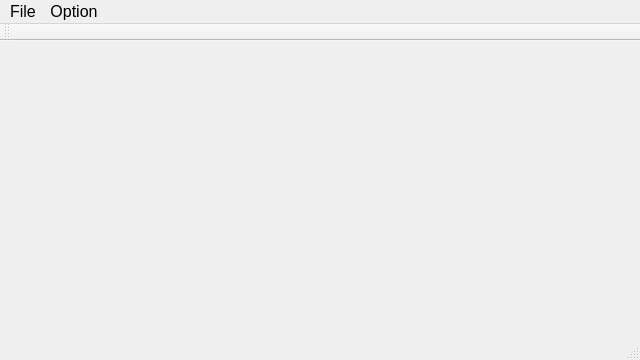
Qt form HLU/RobotGUI/cmainwindow.ui (Myzhar/RoboController) before a commit.
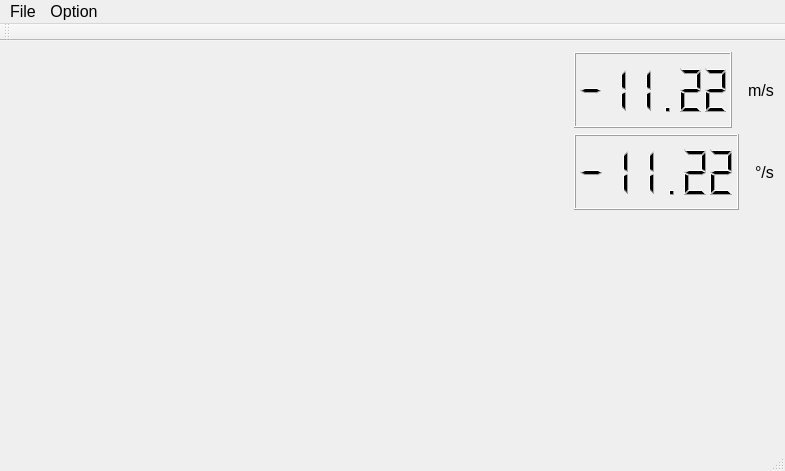
The same form after that commit. Icons and pictures are not drawn. Custom widgets are drawn as their Qt base class.

What changed in the file:
```diff
--- a/HLU/RobotGUI/cmainwindow.ui
+++ b/HLU/RobotGUI/cmainwindow.ui
@@ -6,8 +6,8 @@
    <rect>
     <x>0</x>
     <y>0</y>
-    <width>640</width>
-    <height>360</height>
+    <width>785</width>
+    <height>471</height>
    </rect>
   </property>
   <property name="font">
@@ -24,54 +24,7 @@
   </property>
   <widget class="QWidget" name="centralWidget">
    <layout class="QGridLayout" name="gridLayout">
-    <property name="leftMargin">
-     <number>0</number>
-    </property>
-    <property name="topMargin">
-     <number>0</number>
-    </property>
-    <property name="rightMargin">
-     <number>0</number>
-    </property>
-    <property name="bottomMargin">
-     <number>0</number>
-    </property>
-    <property name="spacing">
-     <number>0</number>
-    </property>
-    <item row="1" column="1">
-     <widget class="CQtJoypad" name="widget_joypad" native="true">
-      <property name="minimumSize">
-       <size>
-        <width>200</width>
-        <height>200</height>
-       </size>
-      </property>
-      <property name="maximumSize">
-       <size>
-        <width>200</width>
-        <height>200</height>
-       </size>
-      </property>
-     </widget>
-    </item>
-    <item row="0" column="1">
-     <spacer name="verticalSpacer">
-      <property name="orientation">
-       <enum>Qt::Vertical</enum>
-      </property>
-      <property name="sizeType">
-       <enum>QSizePolicy::MinimumExpanding</enum>
-      </property>
-      <property name="sizeHint" stdset="0">
-       <size>
-        <width>20</width>
-        <height>20</height>
-       </size>
-      </property>
-     </spacer>
-    </item>
-    <item row="1" column="0">
+    <item row="0" column="0">
      <spacer name="horizontalSpacer">
       <property name="orientation">
        <enum>Qt::Horizontal</enum>
@@ -87,6 +40,160 @@
       </property>
      </spacer>
     </item>
+    <item row="0" column="1">
+     <layout class="QVBoxLayout" name="verticalLayout">
+      <item>
+       <layout class="QHBoxLayout" name="horizontalLayout_3">
+        <item>
+         <widget class="QLCDNumber" name="lcdNumber_fw_speed">
+          <property name="sizePolicy">
+           <sizepolicy hsizetype="Minimum" vsizetype="MinimumExpanding">
+            <horstretch>0</horstretch>
+            <verstretch>0</verstretch>
+           </sizepolicy>
+          </property>
+          <property name="digitCount">
+           <number>6</number>
+          </property>
+          <property name="value" stdset="0">
+           <double>-11.220000000000001</double>
+          </property>
+         </widget>
+        </item>
+        <item>
+         <layout class="QHBoxLayout" name="horizontalLayout">
+          <item>
+           <spacer name="horizontalSpacer_2">
+            <property name="sizePolicy">
+             <sizepolicy hsizetype="Maximum" vsizetype="Minimum">
+              <horstretch>0</horstretch>
+              <verstretch>0</verstretch>
+             </sizepolicy>
+            </property>
+            <property name="orientation">
+             <enum>Qt::Horizontal</enum>
+            </property>
+            <property name="sizeType">
+             <enum>QSizePolicy::Maximum</enum>
+            </property>
+            <property name="sizeHint" stdset="0">
+             <size>
+              <width>10</width>
+              <height>20</height>
+             </size>
+            </property>
+           </spacer>
+          </item>
+          <item>
+           <widget class="QLabel" name="label_fw_speed">
+            <property name="sizePolicy">
+             <sizepolicy hsizetype="Maximum" vsizetype="Minimum">
+              <horstretch>0</horstretch>
+              <verstretch>0</verstretch>
+             </sizepolicy>
+            </property>
+            <property name="text">
+             <string>m/s</string>
+            </property>
+           </widget>
+          </item>
+         </layout>
+        </item>
+       </layout>
+      </item>
+      <item>
+       <layout class="QHBoxLayout" name="horizontalLayout_4">
+        <item>
+         <widget class="QLCDNumber" name="lcdNumber_rot_speed">
+          <property name="sizePolicy">
+           <sizepolicy hsizetype="Minimum" vsizetype="MinimumExpanding">
+            <horstretch>0</horstretch>
+            <verstretch>0</verstretch>
+           </sizepolicy>
+          </property>
+          <property name="digitCount">
+           <number>6</number>
+          </property>
+          <property name="value" stdset="0">
+           <double>-11.220000000000001</double>
+          </property>
+         </widget>
+        </item>
+        <item>
+         <layout class="QHBoxLayout" name="horizontalLayout_2">
+          <item>
+           <spacer name="horizontalSpacer_3">
+            <property name="sizePolicy">
+             <sizepolicy hsizetype="Maximum" vsizetype="Minimum">
+              <horstretch>0</horstretch>
+              <verstretch>0</verstretch>
+             </sizepolicy>
+            </property>
+            <property name="orientation">
+             <enum>Qt::Horizontal</enum>
+            </property>
+            <property name="sizeType">
+             <enum>QSizePolicy::Maximum</enum>
+            </property>
+            <property name="sizeHint" stdset="0">
+             <size>
+              <width>10</width>
+              <height>20</height>
+             </size>
+            </property>
+           </spacer>
+          </item>
+          <item>
+           <widget class="QLabel" name="label_rot_speed">
+            <property name="sizePolicy">
+             <sizepolicy hsizetype="Maximum" vsizetype="Minimum">
+              <horstretch>0</horstretch>
+              <verstretch>0</verstretch>
+             </sizepolicy>
+            </property>
+            <property name="text">
+             <string>°/s</string>
+            </property>
+           </widget>
+          </item>
+         </layout>
+        </item>
+       </layout>
+      </item>
+      <item>
+       <spacer name="verticalSpacer">
+        <property name="orientation">
+         <enum>Qt::Vertical</enum>
+        </property>
+        <property name="sizeType">
+         <enum>QSizePolicy::Maximum</enum>
+        </property>
+        <property name="sizeHint" stdset="0">
+         <size>
+          <width>10</width>
+          <height>20</height>
+         </size>
+        </property>
+       </spacer>
+      </item>
+      <item>
+       <widget class="CQtJoypad" name="widget_joypad" native="true">
+        <property name="minimumSize">
+         <size>
+          <width>200</width>
+          <height>200</height>
+         </size>
+        </property>
+        <property name="maximumSize">
+         <size>
+          <width>200</width>
+          <height>200</height>
+         </size>
+        </property>
+       </widget>
+      </item>
+     </layout>
+    </item>
    </layout>
   </widget>
   <widget class="QMenuBar" name="menuBar">
@@ -94,7 +201,7 @@
     <rect>
      <x>0</x>
      <y>0</y>
-     <width>640</width>
+     <width>785</width>
      <height>21</height>
     </rect>
    </property>
```
